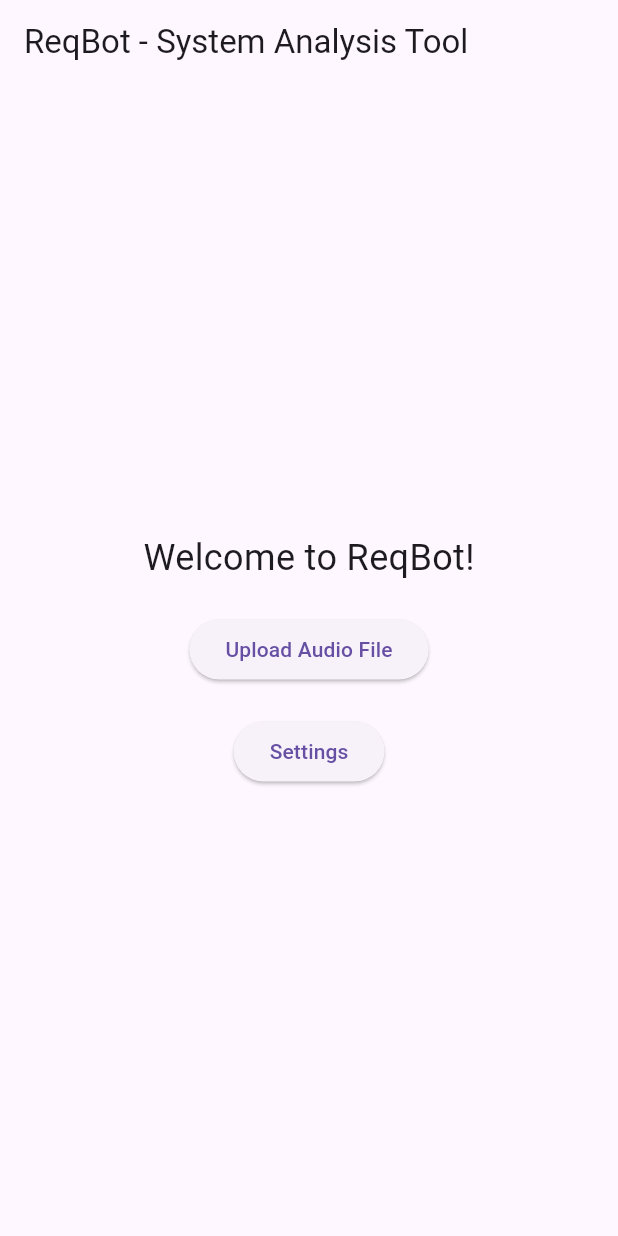
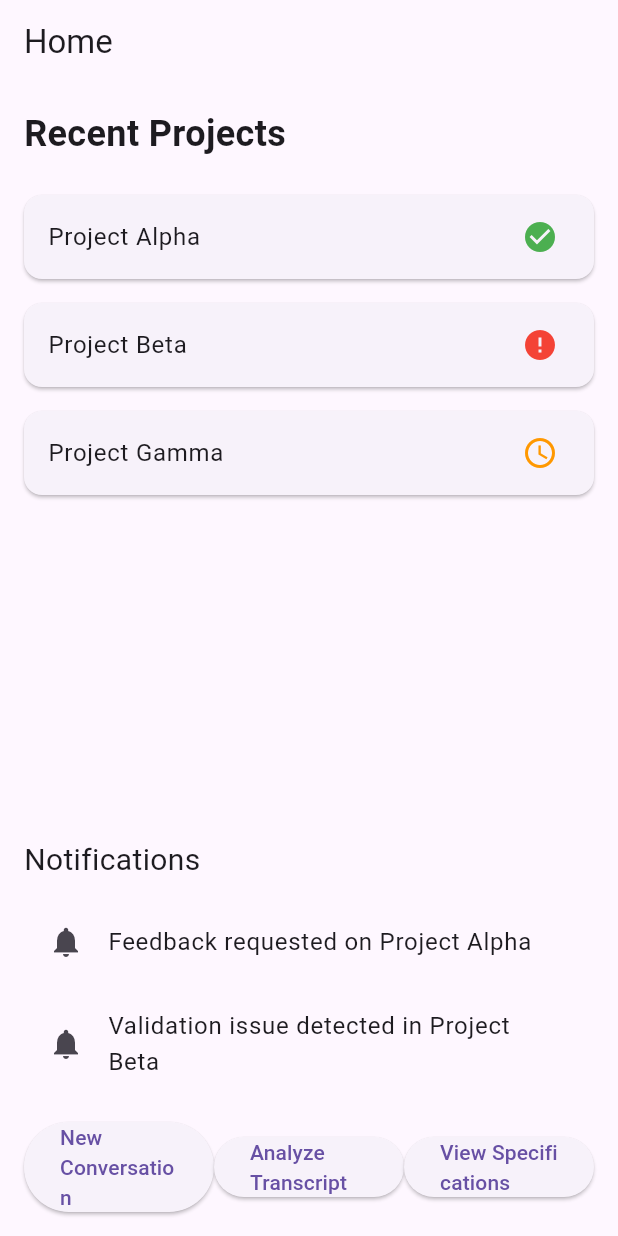
Before and after one commit to lailanabill/ReqBot, a Flutter app: the screen it shows after launch, on a phone screen of 412 x 824 dp. Run offline on Flutter 3.47's test engine with Material 3 defaults, Android fonts, the phone set to English and light mode, and no system bars.

Commit message:
newpotential designs for the ui

```diff
--- a/reqbotui/lib/main.dart
+++ b/reqbotui/lib/main.dart
@@ -1,9 +1,22 @@
 import 'package:flutter/material.dart';
-import 'package:reqbotui/screens/home_screen.dart';
+import 'screens/home_screen.dart';
 
 void main() {
-  runApp(
-    const MaterialApp(
-    home: HomeScreen(),
-  ));
+  runApp(const ReqBotApp());
 }
+
+class ReqBotApp extends StatelessWidget {
+  const ReqBotApp({super.key});
+
+  @override
+  Widget build(BuildContext context) {
+    return MaterialApp(
+      title: 'ReqBot',
+      theme: ThemeData(
+        primarySwatch: Colors.blue, // Primary color for the app
+        visualDensity: VisualDensity.adaptivePlatformDensity,
+      ),
+      home: const HomeScreen(), // Set the home screen to HomeScreen
+    );
+  }
+}
--- a/reqbotui/lib/screens/home_screen.dart
+++ b/reqbotui/lib/screens/home_screen.dart
@@ -1,6 +1,4 @@
 import 'package:flutter/material.dart';
-import 'package:reqbotui/screens/processing_screen.dart';
-import 'package:reqbotui/screens/settings_screen.dart';
 
 class HomeScreen extends StatelessWidget {
   const HomeScreen({super.key});
@@ -9,32 +7,40 @@ class HomeScreen extends StatelessWidget {
   Widget build(BuildContext context) {
     return Scaffold(
       appBar: AppBar(
-        title: Text('ReqBot - System Analysis Tool'),
+        title: const Text('Home'),
       ),
-      body: Center(
+      body: Padding(
+        padding: const EdgeInsets.all(16.0),
         child: Column(
-          mainAxisAlignment: MainAxisAlignment.center,
+          crossAxisAlignment: CrossAxisAlignment.start,
           children: [
-            Text('Welcome to ReqBot!', style: TextStyle(fontSize: 24)),
-            SizedBox(height: 20),
-            ElevatedButton(
-              onPressed: () {
-                Navigator.push(
-                  context,
-                  MaterialPageRoute(builder: (context) => ProcessingScreen()),
-                );
-              },
-              child: Text('Upload Audio File'),
+            // Top Section - Recent Projects
+            const Text('Recent Projects', style: TextStyle(fontSize: 24, fontWeight: FontWeight.bold)),
+            const SizedBox(height: 16),
+            Expanded(
+              child: ListView(
+                children: const [
+                  ProjectCard(projectName: 'Project Alpha', status: 'completed'),
+                  ProjectCard(projectName: 'Project Beta', status: 'attention_needed'),
+                  ProjectCard(projectName: 'Project Gamma', status: 'in_progress'),
+                ],
+              ),
             ),
-            SizedBox(height: 20),
-            ElevatedButton(
-              onPressed: () {
-                Navigator.push(
-                  context,
-                  MaterialPageRoute(builder: (context) => SettingsScreen()),
-                );
-              },
-              child: Text('Settings'),
+            // Middle Section - Notifications
+            const SizedBox(height: 16),
+            const Text('Notifications', style: TextStyle(fontSize: 20)),
+            const SizedBox(height: 8),
+            const NotificationTile(message: 'Feedback requested on Project Alpha'),
+            NotificationTile(message: 'Validation issue detected in Project Beta'),
+            // Bottom Section - Quick Actions
+            const SizedBox(height: 16),
+            const Row(
+              mainAxisAlignment: MainAxisAlignment.spaceBetween,
+              children: [
+                QuickActionButton(label: 'New Conversation'),
+                QuickActionButton(label: 'Analyze Transcript'),
+                QuickActionButton(label: 'View Specifications'),
+              ],
             ),
           ],
         ),
@@ -42,3 +48,82 @@ class HomeScreen extends StatelessWidget {
     );
   }
 }
+
+class ProjectCard extends StatelessWidget {
+  final String projectName;
+  final String status;
+
+  const ProjectCard({required this.projectName, required this.status, super.key});
+
+  @override
+  Widget build(BuildContext context) {
+    IconData icon;
+    Color color;
+
+    // Determine icon and color based on the project status
+    switch (status) {
+      case 'completed':
+        icon = Icons.check_circle;
+        color = Colors.green;
+        break;
+      case 'attention_needed':
+        icon = Icons.error;
+        color = Colors.red;
+        break;
+      case 'in_progress':
+      default:
+        icon = Icons.access_time;
+        color = Colors.orange;
+        break;
+    }
+
+    return Card(
+      margin: const EdgeInsets.symmetric(vertical: 8.0),
+      child: ListTile(
+        title: Text(projectName),
+        trailing: Icon(icon, color: color),
+        onTap: () {
+          // Navigate to project details
+        },
+      ),
+    );
+  }
+}
+
+class NotificationTile extends StatelessWidget {
+  final String message;
+
+  const NotificationTile({required this.message, super.key});
+
+  @override
+  Widget build(BuildContext context) {
+    return Padding(
+      padding: const EdgeInsets.symmetric(vertical: 4.0),
+      child: ListTile(
+        title: Text(message),
+        leading: const Icon(Icons.notifications),
+        onTap: () {
+          // Navigate to relevant project section
+        },
+      ),
+    );
+  }
+}
+
+class QuickActionButton extends StatelessWidget {
+  final String label;
+
+  const QuickActionButton({required this.label, super.key});
+
+  @override
+  Widget build(BuildContext context) {
+    return Expanded(
+      child: ElevatedButton(
+        onPressed: () {
+          // Implement button action
+        },
+        child: Text(label),
+      ),
+    );
+  }
+}
```
Also changed, not shown: reqbotui/lib/screens/analyze_requirements_screen.dart (added, +29 -0 lines), reqbotui/lib/screens/feedback_screen.dart (added, +23 -0 lines), reqbotui/lib/screens/finalize_screen.dart (added, +30 -0 lines), reqbotui/lib/screens/new_project_screen.dart (added, +30 -0 lines), reqbotui/lib/screens/specifications_screen.dart (added, +23 -0 lines), reqbotui/lib/screens/upload_convert_screen.dart (added, +29 -0 lines), reqbotui/lib/screens/validation_screen.dart (added, +30 -0 lines).
